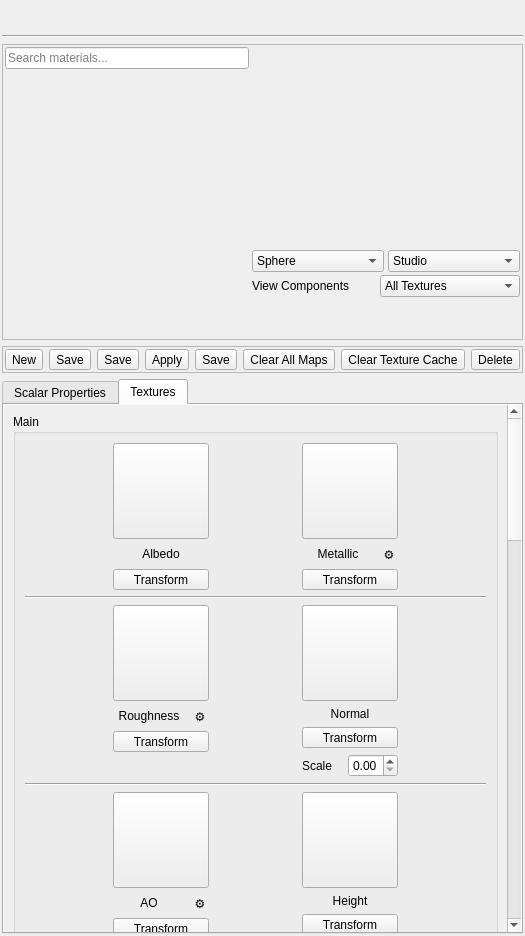
First picture: the form in ui/MaterialPropertiesPanel.ui, repository 01Hub/ModelViewer, before the edit.
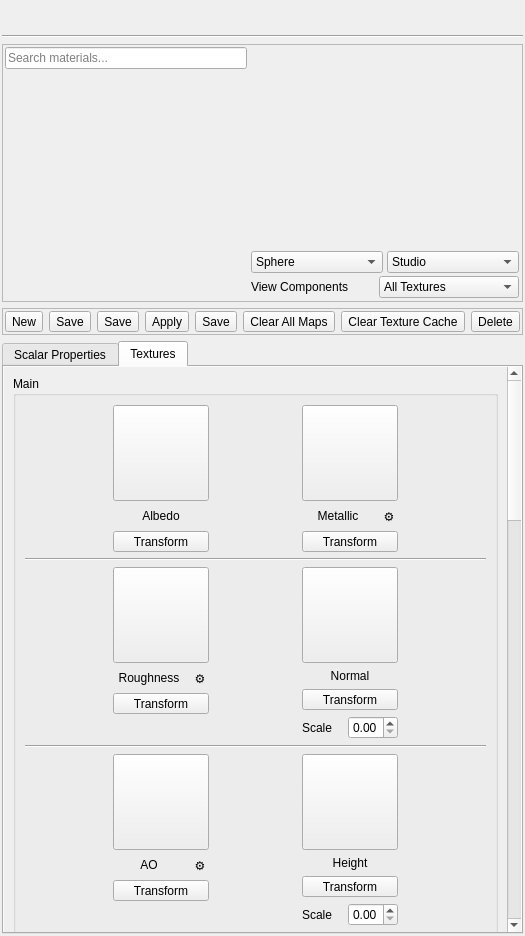
Second picture: the form after the edit. The open tabs and pages were chosen to show the change. Icons and pictures are not drawn. Custom widgets are drawn as their Qt base class.

Commit message: Clean up and finalize MaterialPreviewWidget detached mode with WYSIWYG environment rendering

Diff of the .ui file:
```diff
--- a/ui/MaterialPropertiesPanel.ui
+++ b/ui/MaterialPropertiesPanel.ui
@@ -187,26 +187,27 @@
        </layout>
       </item>
       <item>
-       <layout class="QVBoxLayout" name="previewLayout" stretch="0,0,0,0">
+       <widget class="QFrame" name="previewFrame">
+        <layout class="QVBoxLayout" name="previewLayout" stretch="1,0,0">
         <property name="spacing">
          <number>3</number>
         </property>
         <property name="leftMargin">
-         <number>0</number>
+          <number>1</number>
         </property>
         <property name="topMargin">
-         <number>0</number>
+          <number>1</number>
         </property>
         <property name="rightMargin">
-         <number>0</number>
+          <number>1</number>
         </property>
         <property name="bottomMargin">
-         <number>0</number>
-        </property>
-        <item alignment="Qt::AlignmentFlag::AlignTop">
+          <number>1</number>
+         </property>
+         <item>
          <widget class="MaterialPreviewWidget" name="previewWidget" native="true">
           <property name="sizePolicy">
-           <sizepolicy hsizetype="Minimum" vsizetype="Minimum">
+            <sizepolicy hsizetype="Expanding" vsizetype="Expanding">
             <horstretch>0</horstretch>
             <verstretch>0</verstretch>
            </sizepolicy>
@@ -427,20 +428,8 @@
           </item>
          </layout>
         </item>
-        <item>
-         <spacer name="previewSpacer">
-          <property name="orientation">
-           <enum>Qt::Orientation::Vertical</enum>
-          </property>
-          <property name="sizeHint" stdset="0">
-           <size>
-            <width>20</width>
-            <height>40</height>
-           </size>
-          </property>
-         </spacer>
-        </item>
-       </layout>
+        </layout>
+       </widget>
       </item>
      </layout>
     </widget>
@@ -1533,7 +1522,7 @@
            <rect>
             <x>0</x>
             <y>0</y>
-            <width>374</width>
+            <width>423</width>
             <height>2361</height>
            </rect>
           </property>
```
Lines whose indentation alone changed are shown as unchanged. The commit also changes 7 other files.
